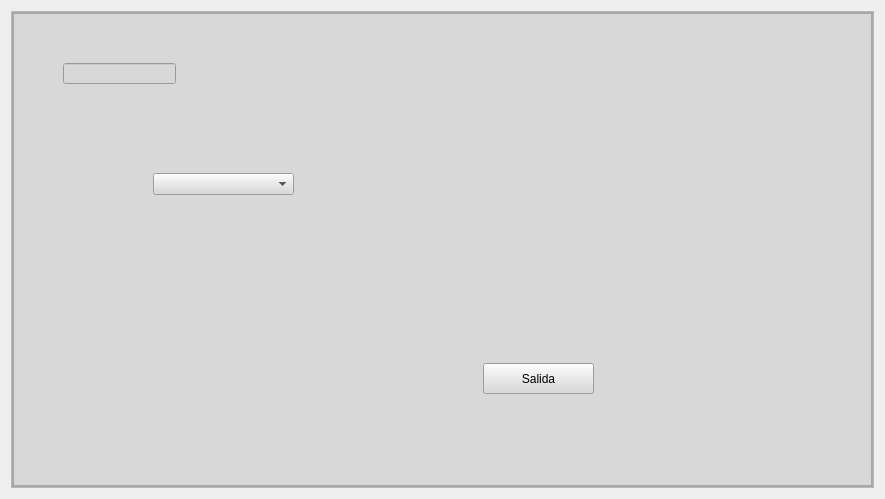
First picture: the form in ui_files/entradas.ui, repository velardejp/Planta2, before the edit.
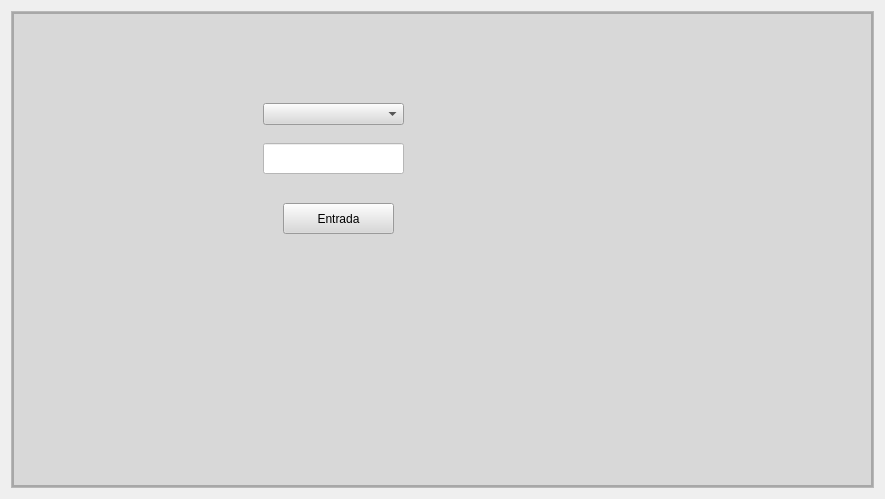
Second picture: the form after the edit.

Commit message: Modulo entradas

Diff of the .ui file:
```diff
--- a/ui_files/entradas.ui
+++ b/ui_files/entradas.ui
@@ -76,31 +76,34 @@
            <widget class="QPushButton" name="add_salida_button">
             <property name="geometry">
              <rect>
-              <x>470</x>
-              <y>350</y>
+              <x>270</x>
+              <y>190</y>
               <width>111</width>
               <height>31</height>
              </rect>
             </property>
             <property name="text">
-             <string>Salida</string>
+             <string>Entrada</string>
             </property>
            </widget>
            <widget class="QLineEdit" name="producto_entrada">
             <property name="geometry">
              <rect>
-              <x>50</x>
-              <y>50</y>
-              <width>113</width>
-              <height>21</height>
+              <x>250</x>
+              <y>130</y>
+              <width>141</width>
+              <height>31</height>
              </rect>
             </property>
+            <property name="styleSheet">
+             <string notr="true">background-color: rgb(255, 255, 255);</string>
+            </property>
            </widget>
            <widget class="QComboBox" name="comboBox">
             <property name="geometry">
              <rect>
-              <x>140</x>
-              <y>160</y>
+              <x>250</x>
+              <y>90</y>
               <width>141</width>
               <height>22</height>
              </rect>
```
Left out of the diff: 4 changed lines with no effect on the pictures. The commit also changes 9 other files.
